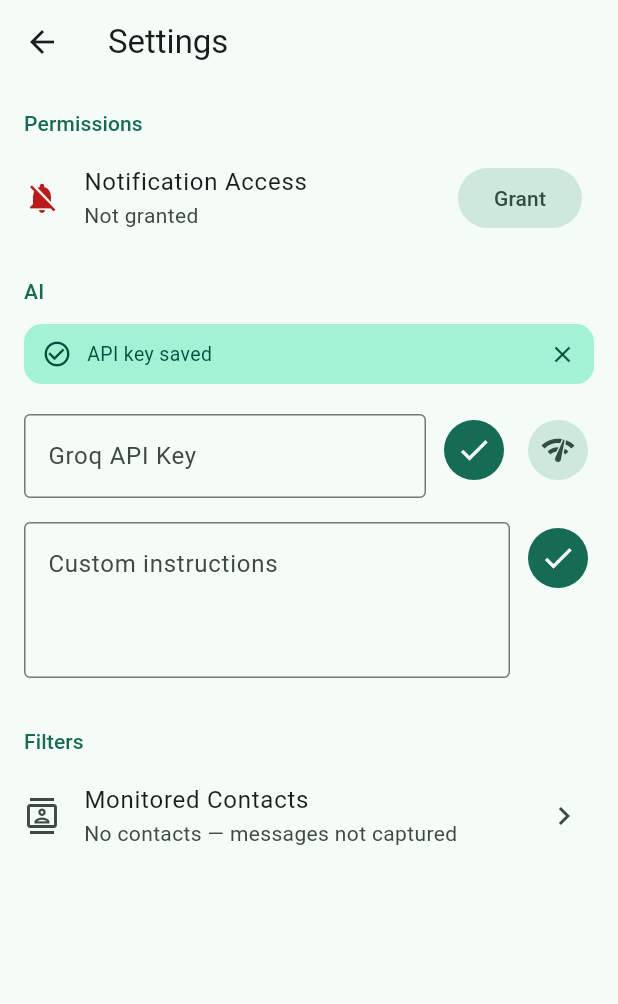
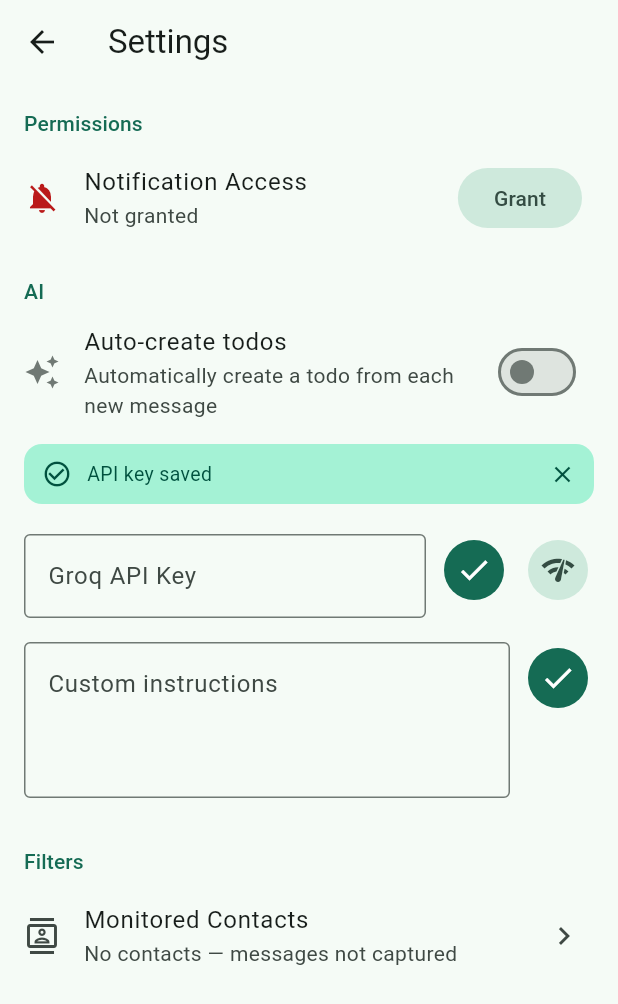
Before and after one commit to specialdoom/waitwhat, a Flutter app: the SettingsScreen screen opened directly, after a tap on the "check" icon, on a phone screen of 412 x 824 dp. Shown: the top 1004 px of the screen. Run offline on Flutter 3.47's test engine with Material 3 defaults, Android fonts, the phone set to English and light mode, and no system bars; our stand-ins replace drift, drift_flutter, shared_preferences; missing offline and left inert: home_widget, notification_listener_service; accounts and stored records are empty; generated files the repository leaves out were written again.

Commit message:
feat: add auto-create todos setting
When enabled, each incoming WhatsApp message is automatically sent to
Groq AI and a todo is created if the message requires action. Respects
quota exhaustion state and requires an API key to be configured.

Co-Authored-By: Claude Sonnet 4.6 <noreply@anthropic.com>

```diff
--- a/lib/screens/settings_screen.dart
+++ b/lib/screens/settings_screen.dart
@@ -18,6 +18,7 @@ class _SettingsScreenState extends State<SettingsScreen>
   bool _permissionGranted = false;
   bool _listening = false;
   bool _checkingQuota = false;
+  bool _autoCreateTodos = false;
   final _apiKeyController = TextEditingController();
   final _instructionsController = TextEditingController();
   NotificationData? _notification;
@@ -30,6 +31,7 @@ class _SettingsScreenState extends State<SettingsScreen>
     _listening = NotificationService.isRunning;
     _loadApiKey();
     _loadInstructions();
+    _loadAutoCreate();
   }
 
   @override
@@ -38,6 +40,16 @@ class _SettingsScreenState extends State<SettingsScreen>
     _apiKeyController.dispose();
     _instructionsController.dispose();
     super.dispose();
+  }
+
+  Future<void> _loadAutoCreate() async {
+    final v = await SettingsService.getAutoCreateTodos();
+    if (mounted) setState(() => _autoCreateTodos = v);
+  }
+
+  Future<void> _toggleAutoCreate(bool value) async {
+    await SettingsService.setAutoCreateTodos(value);
+    if (mounted) setState(() => _autoCreateTodos = value);
   }
 
   Future<void> _loadInstructions() async {
@@ -145,6 +157,18 @@ class _SettingsScreenState extends State<SettingsScreen>
               onChanged: _permissionGranted ? _toggleListening : null,
             ),
           _SectionHeader('AI'),
+          SwitchListTile(
+            secondary: Icon(
+              Icons.auto_awesome,
+              color: _autoCreateTodos
+                  ? Theme.of(context).colorScheme.primary
+                  : Theme.of(context).colorScheme.outline,
+            ),
+            title: const Text('Auto-create todos'),
+            subtitle: const Text('Automatically create a todo from each new message'),
+            value: _autoCreateTodos,
+            onChanged: _toggleAutoCreate,
+          ),
           if (_notification != null)
             Padding(
               padding: const EdgeInsets.fromLTRB(16, 8, 16, 0),
--- a/lib/services/settings_service.dart
+++ b/lib/services/settings_service.dart
@@ -47,6 +47,18 @@ class SettingsService {
     quotaExhaustedNotifier.value = false;
   }
 
+  static const _autoCreateTodosPref = 'auto_create_todos';
+
+  static Future<bool> getAutoCreateTodos() async {
+    final prefs = await SharedPreferences.getInstance();
+    return prefs.getBool(_autoCreateTodosPref) ?? false;
+  }
+
+  static Future<void> setAutoCreateTodos(bool value) async {
+    final prefs = await SharedPreferences.getInstance();
+    await prefs.setBool(_autoCreateTodosPref, value);
+  }
+
   static const _customInstructionsPref = 'custom_instructions';
 
   static Future<String?> getCustomInstructions() async {
```
Also changed, not shown: lib/services/notification_service.dart (+32 -1 lines).
